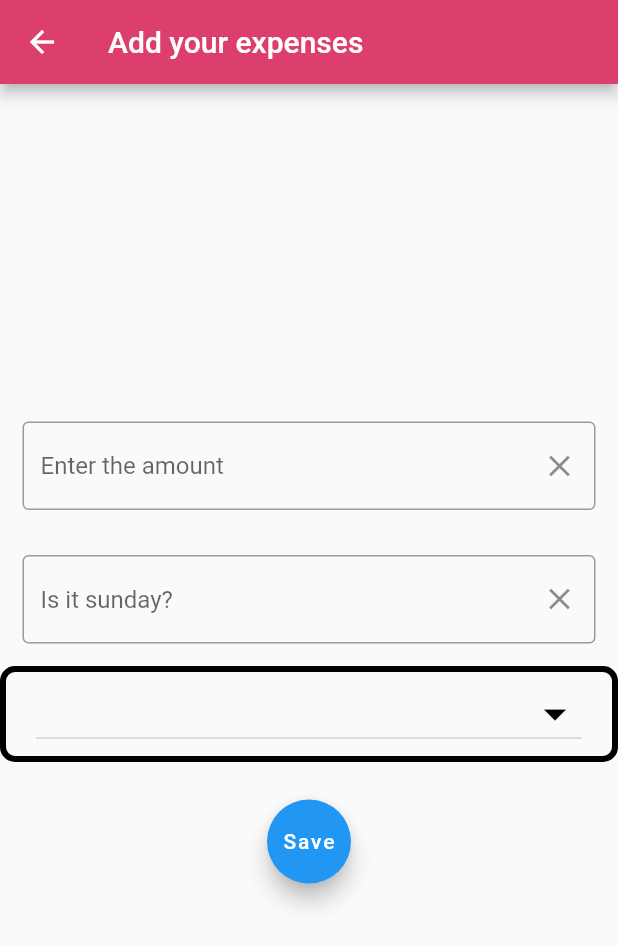
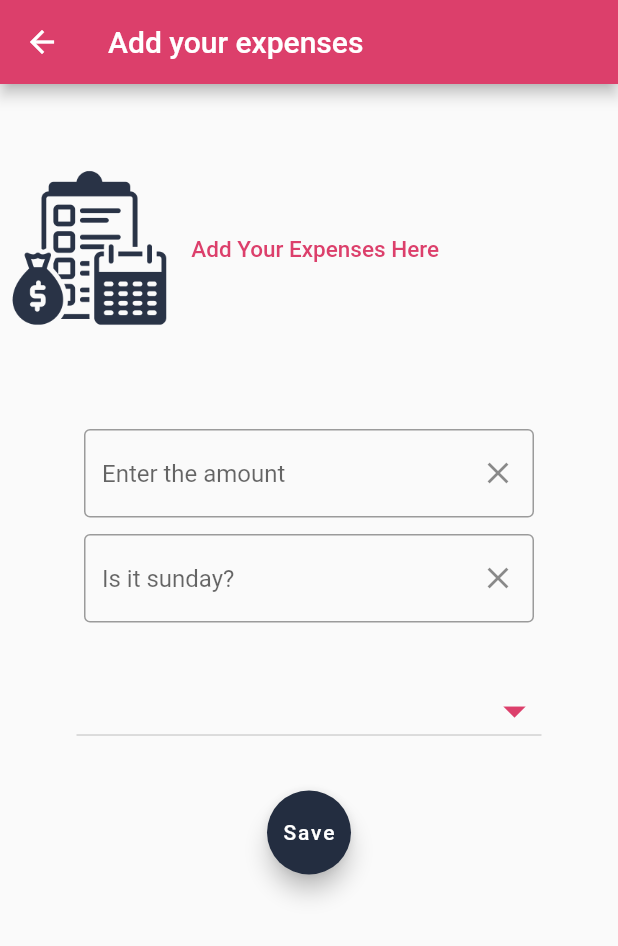
Before and after one commit to bikraj2/Kharcha, a Flutter app: the expenseTracker screen opened directly, on a phone screen of 412 x 824 dp. Shown: the top 946 px of the screen. Run offline on Flutter 3.47's test engine with Material 2 defaults, Android fonts, the phone set to English and light mode, and no system bars; our stand-ins replace dio, flutter_secure_storage, fluttertoast; missing offline and left inert: dart:ffi; accounts and stored records are empty.

Commit message:
Expense tracker beautified

```diff
--- a/lib/screens/pages/add_expenses.dart
+++ b/lib/screens/pages/add_expenses.dart
@@ -2,6 +2,7 @@
 
 import 'package:demo2/models/expenses.dart';
 import 'package:demo2/services/authservices.dart';
+import 'package:demo2/theme/theme.dart';
 import 'package:flutter/material.dart';
 import '../../token/token.dart';
 
@@ -12,7 +13,7 @@
   Widget build(BuildContext context) {
     return Scaffold(
       appBar: AppBar(
-        title: Text('Add your expenses'),
+        title: const Text('Add your expenses'),
       ),
       body: const expenseAdder(),
     );
@@ -37,70 +38,96 @@
   @override
   Widget build(BuildContext context) {
     return Scaffold(
-        body: Column(
-      mainAxisAlignment: MainAxisAlignment.center,
-      children: [
-        Center(
+      body: Center(
         child: Column(
           children: [
             Container(
-                  padding: EdgeInsets.all(15),
+              padding: const EdgeInsets.only(top: 50, bottom: 10),
+              alignment: Alignment.topLeft,
+              height: 180,
+              child: Row(
+                children: [
+                  const Image(
+                    image: AssetImage(
+                      'assetss/images/logo.png',
+                    ),
+                  ),
+                  Text(
+                    ' Add Your Expenses Here  ',
+                    textAlign: TextAlign.center,
+                    style: TextStyle(
+                      fontSize: 15,
+                      fontStyle: FontStyle.normal,
+                      color: AppTheme.colors.basecolor,
+                      fontWeight: FontWeight.w500,
+                    ),
+                  ),
+                ],
+              ),
+            ),
+            Container(
+                margin: const EdgeInsets.only(top: 50),
+                height: 70,
+                width: 300,
                 child: TextField(
                     controller: _moneyController,
                     decoration: InputDecoration(
                         hintText: 'Enter the amount ',
-                          border: OutlineInputBorder(),
+                        focusColor: AppTheme.colors.basecolor,
+                        fillColor: AppTheme.colors.basecolor,
+                        border: const OutlineInputBorder(),
                         suffixIcon: IconButton(
                           onPressed: () {
                             _moneyController.clear();
                           },
-                            icon: Icon(Icons.clear),
-                          ))))
-            ],
+                          icon: const Icon(
+                            Icons.clear,
+                            // color: AppTheme.colors.basecolor,
                           ),
-        ),
-        Center(
-          child: Column(
-            children: [
-              Container(
-                  padding: EdgeInsets.all(15),
+                        )))),
+            SizedBox(
+                height: 90,
+                width: 300,
                 child: TextField(
                     controller: _dateController,
                     decoration: InputDecoration(
+                        fillColor: AppTheme.colors.basecolor,
                         hintText: 'Is it sunday? ',
-                          border: OutlineInputBorder(),
+                        border: const OutlineInputBorder(),
                         suffixIcon: IconButton(
                           onPressed: () {
                             _dateController.clear();
                           },
-                            icon: Icon(Icons.clear),
-                          ))))
-            ],
+                          icon: const Icon(
+                            Icons.clear,
+                            // color: AppTheme.colors.basecolor,
                           ),
-        ),
-        Center(
-          child: Container(
-            padding: EdgeInsets.symmetric(horizontal: 20, vertical: 4),
-            decoration: BoxDecoration(
-                border: Border.all(color: Colors.black, width: 4),
-                borderRadius: BorderRadius.circular(10)),
+                        )))),
+            Container(
+              width: 350,
+              padding: const EdgeInsets.symmetric(horizontal: 20, vertical: 4),
+              // decoration: BoxDecoration(
+              //     border: Border.all(
+              //         color: AppTheme.colors.secondarycolor, width: 1),
+              //     borderRadius: BorderRadius.circular(10)),
               child: DropdownButton<String>(
                 value: value,
                 isExpanded: true,
                 iconSize: 36,
-              icon: Icon(Icons.arrow_drop_down, color: Colors.black),
+                icon: Icon(Icons.arrow_drop_down,
+                    color: AppTheme.colors.basecolor),
                 items: category.map(buildMenuItem).toList(),
                 onChanged: (value) => setState(() {
                   this.value = value;
                 }),
               ),
             ),
-        ),
-        Center(
-          child: Container(
-              padding: EdgeInsets.all(25),
+            Container(
+                padding: const EdgeInsets.all(25),
                 child: FloatingActionButton(
-                  child: Text("Save"),
+                    hoverColor: AppTheme.colors.basecolor,
+                    backgroundColor: AppTheme.colors.secondarycolor,
+                    child: const Text("Save"),
                     onPressed: () {
                       setState(() {
                         date = _dateController.text;
@@ -116,15 +143,16 @@
                             .then((val) => {print(val)});
                       });
                     })),
+          ],
         ),
-      ],
-    ));
+      ),
+    );
   }
 
   DropdownMenuItem<String> buildMenuItem(String item) => DropdownMenuItem(
       value: item,
       child: Text(
         item,
-        style: TextStyle(fontWeight: FontWeight.bold, fontSize: 20),
+        style: const TextStyle(fontSize: 14),
       ));
 }
```
Lines whose indentation alone changed are shown as unchanged.
